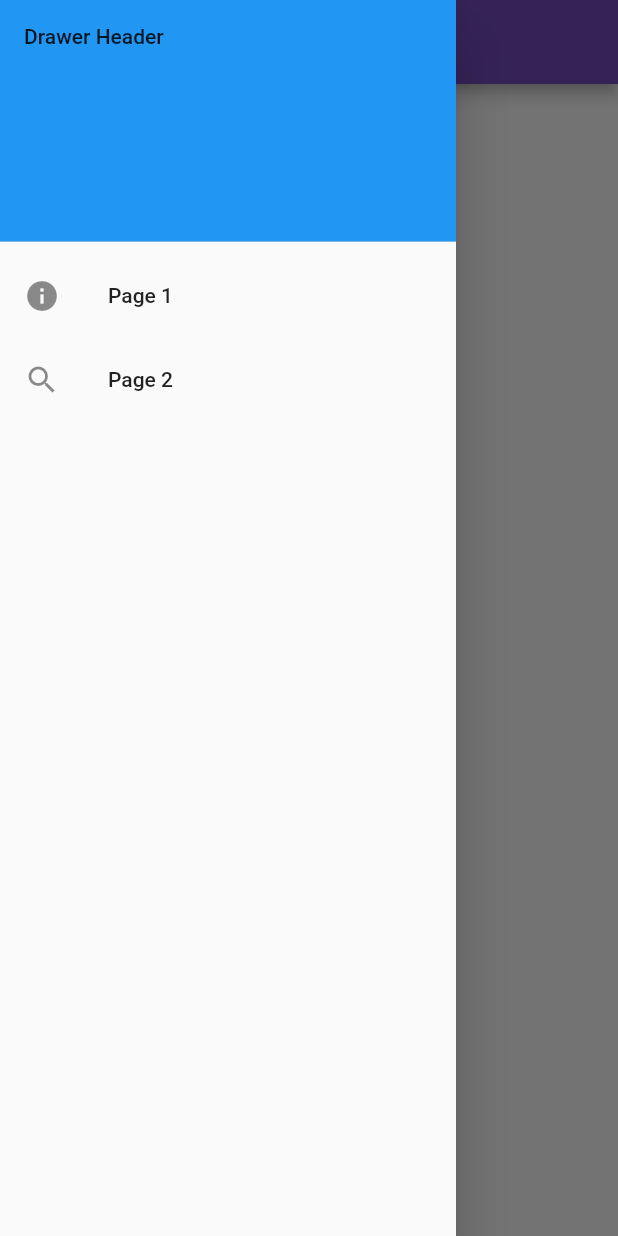
After one commit to EncryptoCyphers/Rhythm, a Flutter app: the DrawerMenu screen opened directly, with the side drawer open, on a phone screen of 412 x 824 dp. The commit adds this screen. Run offline on Flutter 3.47's test engine with Material 2 defaults, Android fonts, the phone set to English and light mode, and no system bars; our stand-ins replace animated_splash_screen, on_audio_query, permission_handler.

Commit message:
Initial Commit

```diff
--- /dev/null
+++ b/lib/drawerMenu.dart
@@ -0,0 +1,59 @@
+import 'package:flutter/material.dart';
+
+class DrawerMenu extends StatelessWidget {
+  const DrawerMenu({Key? key}) : super(key: key);
+
+  @override
+  Widget build(BuildContext context) {
+    return Scaffold(
+      appBar: AppBar(
+        centerTitle: true,
+        title: const Text(
+          'Navigation Drawer',
+        ),
+        backgroundColor: const Color(0xff764abc),
+      ),
+      drawer: Drawer(
+        child: ListView(
+          // Important: Remove any padding from the ListView.
+          padding: EdgeInsets.zero,
+          children: [
+            const DrawerHeader(
+              decoration: BoxDecoration(
+                color: Colors.blue,
+              ),
+              child: Text('Drawer Header'),
+            ),
+            ListTile(
+              leading: const Icon(
+                Icons.info,
+              ),
+              title: const Text('Page 1'),
+              onTap: () {
+                Navigator.pop(context);
+              },
+            ),
+            ListTile(
+              leading: const Icon(
+                Icons.search,
+              ),
+              title: const Text('Page 2'),
+              onTap: () {
+                Navigator.pop(context);
+              },
+            ),
+          ],
+        ),
+      ),
+      body: Center(
+        child: Column(
+          children: const [
+            SizedBox(
+              height: 50,
+            ),
+          ],
+        ),
+      ),
+    );
+  }
+}
--- a/lib/fetch_songs.dart
+++ b/lib/fetch_songs.dart
@@ -2,7 +2,7 @@ import 'package:flutter/material.dart';
 import 'package:on_audio_query/on_audio_query.dart';
 import 'package:permission_handler/permission_handler.dart';
 
-import './audioplayer.dart';
+// import './audioplayer.dart';
 
 class Tracks extends StatefulWidget {
   const Tracks({Key? key}) : super(key: key);
```
